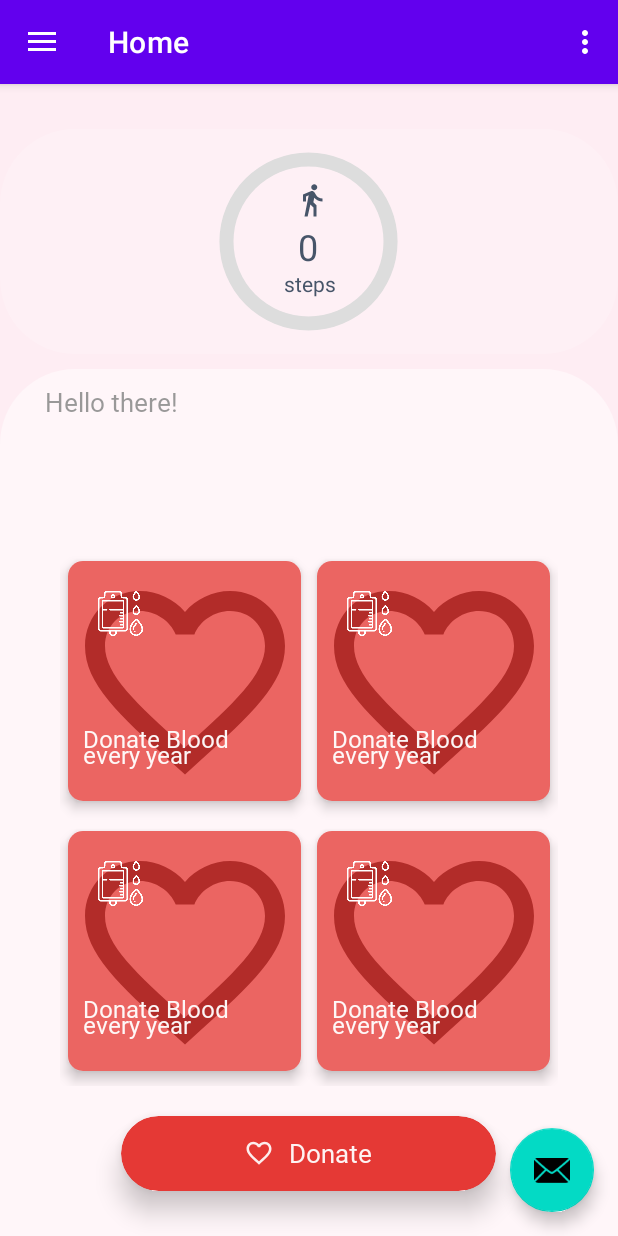
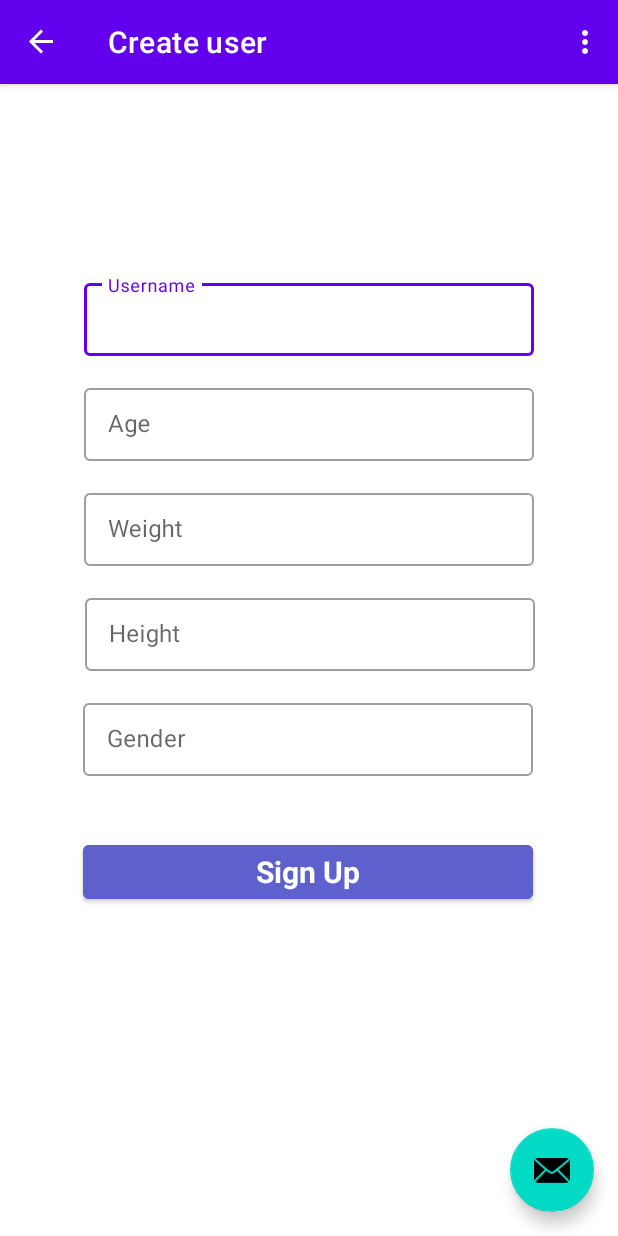
Before and after one commit to tea561/Smartwatch, an Android app: the screen it shows after launch (MainActivity), on a phone screen of 412 x 824 dp. Run offline under Robolectric (Android 15) with nearby library versions, the phone set to English and light mode, and no system bars; our stand-ins replace Volley, navigation-ui; plain views replace CircularProgressBar.

Commit message:
Kreiranje korisnika

```diff
--- a/MobileApp/app/build.gradle
+++ b/MobileApp/app/build.gradle
@@ -54,4 +54,5 @@ dependencies {
     implementation 'androidx.viewpager2:viewpager2:1.0.0'
     implementation("com.android.volley:volley:1.2.1")
     implementation platform('com.google.firebase:firebase-bom:30.3.2')
+    implementation 'com.google.code.gson:gson:2.9.1'
 }
--- a/MobileApp/app/src/main/java/elfak/mosis/health/ui/stepcounter/Receiver.kt
+++ b/MobileApp/app/src/main/java/elfak/mosis/health/ui/stepcounter/Receiver.kt
@@ -25,13 +25,13 @@ class Receiver : BroadcastReceiver() {
         val prefs = p0?.let { SharedPreferencesHelper.customPreference(it, "Step_data") }
         if (prefs != null) {
             Log.i("RECEIVER", prefs.stepCount.toString())
-//http
+            //http
             val queue = Volley.newRequestQueue(p0)
             //val url2 = "http://192.168.1.5:5000/api/Gateway/GetParameters/9"
             val url2 = "http://localhost:5000/api/Gateway/PostSteps"
 
             val current = LocalDateTime.now()
-            val formatter = DateTimeFormatter.ofPattern("dd MM yyyy HH:mm ")
+            val formatter = DateTimeFormatter.ofPattern("MM/dd/yyyy HH:mm ")
             val formatted = current.format(formatter)
             Log.i("FORMAT", formatted)
 
@@ -41,6 +41,7 @@ class Receiver : BroadcastReceiver() {
             postData.put("value", prefs.stepCount)
             postData.put("time", formatted)
             postData.put("userID", 51)
+            Log.i("STEPS", postData.toString())
             val jsonObjectRequest = JsonObjectRequest(
                 Request.Method.POST, url2, postData,
                 Response.Listener { response ->
--- /dev/null
+++ b/MobileApp/app/src/main/java/elfak/mosis/health/ui/user/CreateUserFragment.kt
@@ -0,0 +1,87 @@
+package elfak.mosis.health.ui.user
+
+import android.os.Bundle
+import android.util.Log
+import androidx.fragment.app.Fragment
+import android.view.LayoutInflater
+import android.view.View
+import android.view.ViewGroup
+import android.widget.Toast
+import androidx.fragment.app.activityViewModels
+import androidx.lifecycle.Observer
+import androidx.navigation.fragment.findNavController
+import elfak.mosis.health.R
+import elfak.mosis.health.databinding.FragmentCreateUserBinding
+import elfak.mosis.health.ui.user.data.User
+import elfak.mosis.health.ui.user.model.AuthState
+import elfak.mosis.health.ui.user.model.UserViewModel
+import elfak.mosis.health.utils.helpers.SharedPreferencesHelper
+import elfak.mosis.health.utils.helpers.SharedPreferencesHelper.firstTime
+
+class CreateUserFragment : Fragment() {
+    private val userViewModel: UserViewModel by activityViewModels()
+
+    private var _binding: FragmentCreateUserBinding? = null
+    // This property is only valid between onCreateView and
+    // onDestroyView.
+    private val binding get() = _binding!!
+    override fun onCreate(savedInstanceState: Bundle?) {
+        super.onCreate(savedInstanceState)
+    }
+
+    override fun onCreateView(
+        inflater: LayoutInflater, container: ViewGroup?,
+        savedInstanceState: Bundle?
+    ): View? {
+        _binding = FragmentCreateUserBinding.inflate(inflater, container, false)
+        return binding.root
+    }
+
+    override fun onViewCreated(view: View, savedInstanceState: Bundle?) {
+        super.onViewCreated(view, savedInstanceState)
+
+        val prefs = SharedPreferencesHelper.customPreference(view.context, "First time")
+        if(!prefs.firstTime){
+            findNavController().navigate(R.id.action_CreateFragment_to_HomeFragment)
+        }
+
+        val inputUsername = binding.username
+        val inputAge = binding.age
+        val inputHeight = binding.height
+        val inputWeight = binding.weight
+        val inputGender = binding.gender
+
+        binding.buttonSignup.setOnClickListener {
+            val username: String = inputUsername.text.toString()
+            val ageStr: String = inputAge.text.toString()
+            val heightStr: String = inputHeight.text.toString()
+            val weightStr: String = inputWeight.text.toString()
+            val gender: String = inputGender.text.toString()
+
+            if(username.isBlank() || gender.isBlank() || ageStr.isBlank() || heightStr.isBlank() || weightStr.isBlank())
+            {
+                Toast.makeText(
+                    this.context,
+                    "Please fill in all fields.",
+                    Toast.LENGTH_SHORT
+                ).show()
+            }else {
+                val user: User = User(8, username, ageStr.toInt(), heightStr.toFloat(), weightStr.toFloat(), gender)
+                Log.i("USER", user.toString())
+                userViewModel.createUser(view.context, user)
+            }
+        }
+
+        val authStateObserver = Observer<AuthState>{ state ->
+            if (state == AuthState.Success) {
+                Toast.makeText(view.context, "User registered successfully", Toast.LENGTH_SHORT).show()
+                findNavController().navigate(R.id.action_CreateFragment_to_HomeFragment)
+            }
+            if (state is AuthState.AuthError) {
+                Toast.makeText(view.context, state.message, Toast.LENGTH_SHORT).show()
+            }
+        }
+        userViewModel.authState.observe(viewLifecycleOwner, authStateObserver)
+    }
+
+}
--- /dev/null
+++ b/MobileApp/app/src/main/java/elfak/mosis/health/ui/user/data/User.kt
@@ -0,0 +1,7 @@
+package elfak.mosis.health.ui.user.data
+
+data class User(var _id: Int, var username: String? = "", var age: Int? = 0, var height: Float?= 0.0f,
+                var weight: Float = 0.0f, var gender: String? = "")
+{
+
+}
--- /dev/null
+++ b/MobileApp/app/src/main/java/elfak/mosis/health/ui/user/model/UserViewModel.kt
@@ -0,0 +1,68 @@
+package elfak.mosis.health.ui.user.model
+
+import android.content.Context
+import android.util.Log
+import androidx.lifecycle.LiveData
+import androidx.lifecycle.MutableLiveData
+import androidx.lifecycle.ViewModel
+import com.android.volley.Request
+import com.android.volley.Response
+import com.android.volley.toolbox.JsonObjectRequest
+import com.android.volley.toolbox.Volley
+import com.google.gson.Gson
+import com.google.gson.GsonBuilder
+import com.google.gson.JsonObject
+import com.google.gson.JsonParser
+import elfak.mosis.health.ui.user.data.User
+import elfak.mosis.health.utils.helpers.SharedPreferencesHelper
+import elfak.mosis.health.utils.helpers.SharedPreferencesHelper.firstTime
+import elfak.mosis.health.utils.helpers.SharedPreferencesHelper.stepCount
+import org.json.JSONObject
+import java.time.LocalDateTime
+import java.time.format.DateTimeFormatter
+
+class UserViewModel : ViewModel() {
+    var currentUser: User? = null
+
+    private val _authState by lazy { MutableLiveData<AuthState>(AuthState.Idle) }
+    val authState: LiveData<AuthState> = _authState
+
+    fun createUser(context: Context, user: User){
+        //http
+        val queue = Volley.newRequestQueue(context)
+        //val url2 = "http://192.168.1.5:5000/api/Gateway/GetParameters/9"
+        val url2 = "http://localhost:5000/api/Gateway/PostUser"
+
+        val postData = JSONObject()
+        val jsonstr: String = Gson().toJson(user)
+        Log.i("USER", jsonstr)
+        val obj = JSONObject(jsonstr)
+        Log.i("USER", obj.toString())
+
+
+            val jsonObjectRequest = JsonObjectRequest(
+                Request.Method.POST, url2, obj,
+                Response.Listener { response ->
+                    Log.i("HTTP", "Response: %s".format(response.toString()))
+                    _authState.value = AuthState.Success
+                    currentUser = user
+                    val prefs = SharedPreferencesHelper.customPreference(context, "First time")
+                    prefs.firstTime = false
+                },
+                Response.ErrorListener { error ->
+                    Log.i("HTTP", "Error: ${error.toString()}")
+                    AuthState.AuthError(error.message)
+                }
+            )
+
+
+        // Access the RequestQueue through your singleton class.
+        queue.add(jsonObjectRequest)
+    }
+}
+sealed class AuthState {
+    object Idle : AuthState()
+    /*    object Loading : AuthState()*/
+    object Success : AuthState()
+    class AuthError(val message: String? = null) : AuthState()
+}
--- a/MobileApp/app/src/main/java/elfak/mosis/health/utils/helpers/SharedPreferencesHelper.kt
+++ b/MobileApp/app/src/main/java/elfak/mosis/health/utils/helpers/SharedPreferencesHelper.kt
@@ -7,6 +7,7 @@ import android.preference.PreferenceManager
 object SharedPreferencesHelper {
 
     val STEP_COUNT = "STEP_COUNT"
+    val FIRST_TIME = "FIRST_TIME"
 
     fun defaultPreference(context: Context): SharedPreferences = PreferenceManager.getDefaultSharedPreferences(context)
 
@@ -37,4 +38,10 @@ object SharedPreferencesHelper {
             editPref { it.putInt(STEP_COUNT, value) }
         }
 
+    var SharedPreferences.firstTime
+        get() = getBoolean(FIRST_TIME, true)
+        set(value){
+            editPref { it.putBoolean(FIRST_TIME, value) }
+        }
+
 }
--- /dev/null
+++ b/MobileApp/app/src/main/res/layout/fragment_create_user.xml
@@ -0,0 +1,138 @@
+<?xml version="1.0" encoding="utf-8"?>
+<androidx.constraintlayout.widget.ConstraintLayout xmlns:android="http://schemas.android.com/apk/res/android"
+    xmlns:app="http://schemas.android.com/apk/res-auto"
+    xmlns:tools="http://schemas.android.com/tools"
+    android:layout_width="match_parent"
+    android:layout_height="match_parent">
+
+    <TextView
+        android:id="@+id/signup"
+        android:layout_width="wrap_content"
+        android:layout_height="wrap_content"
+        android:layout_marginTop="50dp"
+        android:text="Sign Up"
+        android:textAppearance="@style/TextAppearance.AppCompat.Display1"
+        android:textColor="@color/white"
+        android:textStyle="bold"
+        app:layout_constraintEnd_toEndOf="parent"
+        app:layout_constraintStart_toStartOf="parent"
+        app:layout_constraintTop_toTopOf="parent" />
+
+    <com.google.android.material.textfield.TextInputLayout
+        android:id="@+id/inputUsername"
+        style="@style/Widget.MaterialComponents.TextInputLayout.OutlinedBox.Dense"
+        android:layout_width="300dp"
+        android:layout_height="wrap_content"
+        android:layout_marginTop="32dp"
+        android:hint="Username"
+        app:endIconMode="none"
+        app:layout_constraintEnd_toEndOf="parent"
+        app:layout_constraintStart_toStartOf="parent"
+        app:layout_constraintTop_toBottomOf="@+id/signup"
+        app:passwordToggleEnabled="true">
+
+        <com.google.android.material.textfield.TextInputEditText
+            android:id="@+id/username"
+            android:layout_width="match_parent"
+            android:layout_height="wrap_content" />
+
+    </com.google.android.material.textfield.TextInputLayout>
+
+    <com.google.android.material.textfield.TextInputLayout
+        android:id="@+id/inputAge"
+        style="@style/Widget.MaterialComponents.TextInputLayout.OutlinedBox.Dense"
+        android:layout_width="300dp"
+        android:layout_height="0dp"
+        android:layout_marginTop="16dp"
+        android:hint="Age"
+        app:layout_constraintEnd_toEndOf="parent"
+        app:layout_constraintStart_toStartOf="parent"
+        app:layout_constraintTop_toBottomOf="@+id/inputUsername">
+
+        <com.google.android.material.textfield.TextInputEditText
+            android:id="@+id/age"
+            android:layout_width="match_parent"
+            android:layout_height="wrap_content" />
+
+    </com.google.android.material.textfield.TextInputLayout>
+
+    <com.google.android.material.textfield.TextInputLayout
+        android:id="@+id/inputWeight"
+        style="@style/Widget.MaterialComponents.TextInputLayout.OutlinedBox.Dense"
+        android:layout_width="300dp"
+        android:layout_height="wrap_content"
+        android:layout_marginTop="16dp"
+        android:hint="Weight"
+        app:endIconMode="none"
+        app:layout_constraintEnd_toEndOf="parent"
+        app:layout_constraintStart_toStartOf="parent"
+        app:layout_constraintTop_toBottomOf="@+id/inputAge"
+        app:passwordToggleEnabled="true">
+
+        <com.google.android.material.textfield.TextInputEditText
+            android:id="@+id/weight"
+            android:layout_width="match_parent"
+            android:layout_height="wrap_content" />
+
+    </com.google.android.material.textfield.TextInputLayout>
+
+    <com.google.android.material.textfield.TextInputLayout
+        android:id="@+id/inputHeight"
+        style="@style/Widget.MaterialComponents.TextInputLayout.OutlinedBox.Dense"
+        android:layout_width="300dp"
+        android:layout_height="wrap_content"
+        android:layout_marginTop="16dp"
+        android:hint="Height"
+        app:endIconMode="none"
+        app:layout_constraintEnd_toEndOf="parent"
+        app:layout_constraintHorizontal_bias="0.504"
+        app:layout_constraintStart_toStartOf="parent"
+        app:layout_constraintTop_toBottomOf="@+id/inputWeight"
+        app:passwordToggleEnabled="true">
+
+        <com.google.android.material.textfield.TextInputEditText
+            android:id="@+id/height"
+            android:layout_width="match_parent"
+            android:layout_height="wrap_content" />
+
+    </com.google.android.material.textfield.TextInputLayout>
+
+    <com.google.android.material.textfield.TextInputLayout
+        android:id="@+id/inputGender"
+        style="@style/Widget.MaterialComponents.TextInputLayout.OutlinedBox.Dense"
+        android:layout_width="300dp"
+        android:layout_height="wrap_content"
+        android:layout_marginTop="16dp"
+        android:hint="Gender"
+        app:endIconMode="none"
+        app:layout_constraintEnd_toEndOf="parent"
+        app:layout_constraintHorizontal_bias="0.495"
+        app:layout_constraintStart_toStartOf="parent"
+        app:layout_constraintTop_toBottomOf="@+id/inputHeight"
+        app:passwordToggleEnabled="true">
+
+        <com.google.android.material.textfield.TextInputEditText
+            android:id="@+id/gender"
+            android:layout_width="match_parent"
+            android:layout_height="wrap_content" />
+
+    </com.google.android.material.textfield.TextInputLayout>
+
+    <Button
+        android:id="@+id/buttonSignup"
+        android:layout_width="300dp"
+        android:layout_height="wrap_content"
+        android:layout_marginTop="40dp"
+        android:backgroundTint="@color/blue"
+        android:text="Sign Up"
+        android:textAppearance="@style/TextAppearance.AppCompat.Body1"
+        android:textColor="@color/white"
+        android:textSize="20sp"
+        android:textStyle="bold"
+        app:layout_constraintEnd_toEndOf="parent"
+        app:layout_constraintHorizontal_bias="0.495"
+        app:layout_constraintStart_toStartOf="parent"
+        app:layout_constraintTop_toBottomOf="@+id/inputGender" />
+
+
+</androidx.constraintlayout.widget.ConstraintLayout>
--- a/MobileApp/app/src/main/res/navigation/mobile_navigation.xml
+++ b/MobileApp/app/src/main/res/navigation/mobile_navigation.xml
@@ -3,7 +3,18 @@
     xmlns:app="http://schemas.android.com/apk/res-auto"
     xmlns:tools="http://schemas.android.com/tools"
     android:id="@+id/mobile_navigation"
-    app:startDestination="@+id/nav_home">
+    app:startDestination="@id/CreateUserFragment">
+
+    <fragment
+        android:id="@+id/CreateUserFragment"
+        android:name="elfak.mosis.health.ui.user.CreateUserFragment"
+        android:label="Create user"
+        tools:layout="@layout/fragment_create_user" >
+    <action android:id="@+id/action_CreateFragment_to_HomeFragment"
+        app:destination="@id/nav_home" />
+
+    </fragment>
+
 
     <fragment
         android:id="@+id/nav_home"
@@ -62,4 +73,5 @@
         android:label="Calories burnt"
         tools:layout="@layout/fragment_calories" />
 
+
 </navigation>
```
Also changed, not shown: MobileApp/app/src/main/java/elfak/mosis/health/MainActivity.kt (+12 -17 lines).
